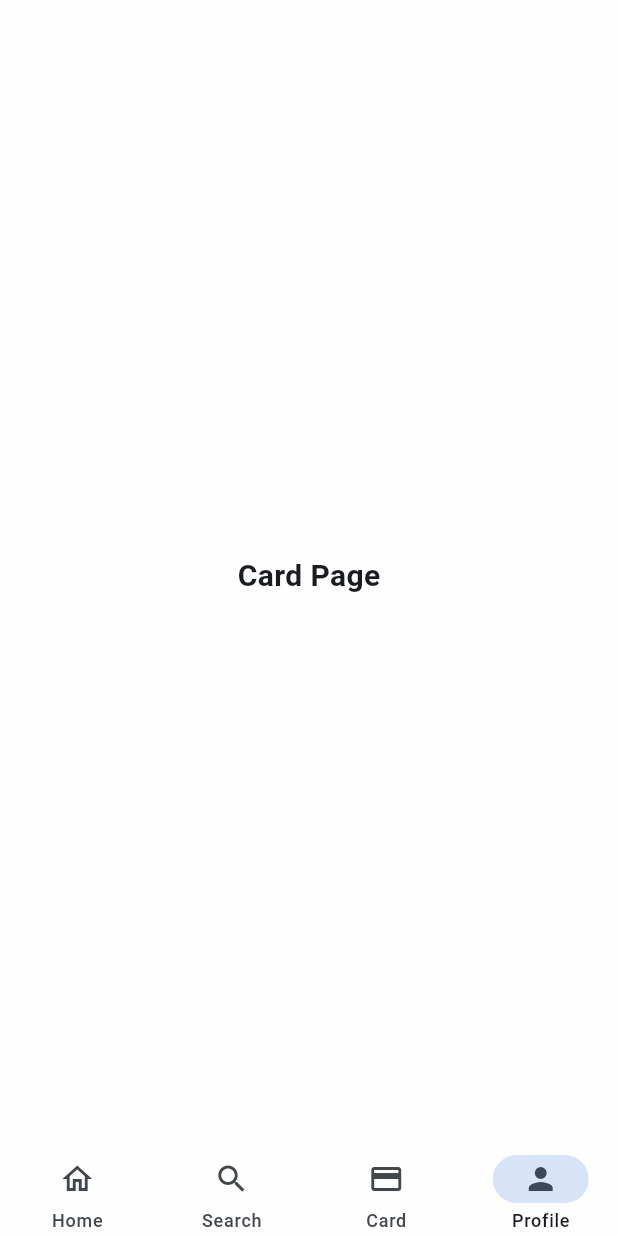
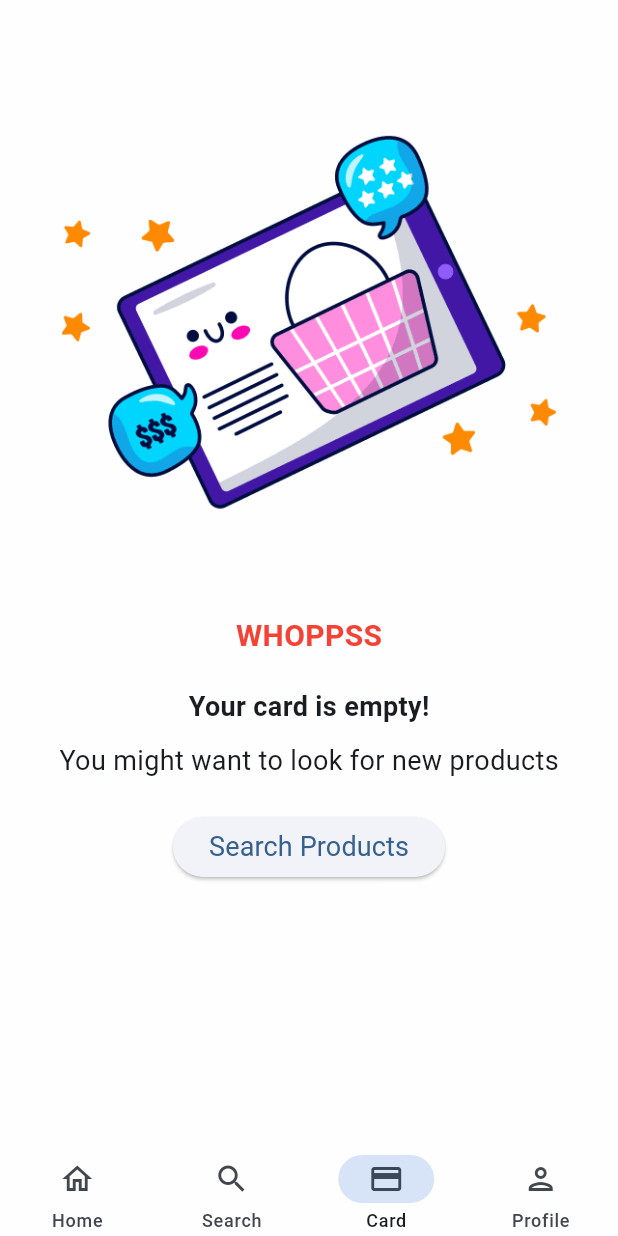
Before and after one commit to emreermenek/ecommerceapp, a Flutter app: the screen it shows after launch, swiped to page 3, on a phone screen of 412 x 824 dp. Run offline on Flutter 3.47's test engine with Material 3 defaults, Android fonts, the phone set to English and light mode, and no system bars; our stand-ins replace shared_preferences, shimmer.

Commit message:
empty card page widget created

```diff
--- a/lib/pages/card_page.dart
+++ b/lib/pages/card_page.dart
@@ -1,3 +1,6 @@
+import 'package:ecommerce_app_en/services/images_manager.dart';
+import 'package:ecommerce_app_en/widgets/empty_card_widget.dart';
+import 'package:ecommerce_app_en/widgets/subtitle_text.dart';
 import 'package:ecommerce_app_en/widgets/title_text.dart';
 import 'package:flutter/material.dart';
 
@@ -6,10 +9,13 @@ class CardPage extends StatelessWidget {
 
   @override
   Widget build(BuildContext context) {
-    return const Scaffold(
-      body: Center(
-        child: TitleTextWidget(label: "Card Page"),
-      ),
-    );
+    return Scaffold(
+        body: EmptyCardWidget(
+            image: ImagesManager.shoppingBasket,
+            title: "WHOPPSS",
+            subtitle1: "Your card is empty!",
+            subtitle2: "You might want to look for new products",
+            buttonText: "Search Products",
+            func: () {}));
   }
 }
--- a/lib/root_page.dart
+++ b/lib/root_page.dart
@@ -12,7 +12,7 @@ class RootPage extends StatefulWidget {
 }
 
 class _RootPageState extends State<RootPage> {
-  int currentPage = 3;
+  int currentPage = 2;
   late List<Widget> pages;
   late PageController controller;
   @override
--- /dev/null
+++ b/lib/widgets/empty_card_widget.dart
@@ -0,0 +1,64 @@
+import 'package:ecommerce_app_en/widgets/subtitle_text.dart';
+import 'package:ecommerce_app_en/widgets/title_text.dart';
+import 'package:flutter/material.dart';
+
+import '../services/images_manager.dart';
+
+class EmptyCardWidget extends StatelessWidget {
+  const EmptyCardWidget(
+      {super.key,
+      required this.image,
+      required this.title,
+      required this.subtitle1,
+      required this.subtitle2,
+      required this.buttonText,
+      required this.func});
+
+  final String image, title, subtitle1, subtitle2, buttonText;
+  final Function func;
+  @override
+  Widget build(BuildContext context) {
+    final size = MediaQuery.of(context).size;
+    return SingleChildScrollView(
+      padding: const EdgeInsets.symmetric(horizontal: 10, vertical: 50),
+      physics: const BouncingScrollPhysics(),
+      child: Column(
+        children: [
+          Image.asset(
+            image,
+            width: double.infinity,
+            height: size.height * 0.4,
+          ),
+          const SizedBox(
+            height: 30,
+          ),
+          TitleTextWidget(
+            label: title,
+            color: Colors.red,
+          ),
+          const SizedBox(
+            height: 20,
+          ),
+          SubtitleTextWidget(
+            label: subtitle1,
+            fontWeight: FontWeight.w600,
+          ),
+          const SizedBox(
+            height: 10,
+          ),
+          SubtitleTextWidget(
+            label: subtitle2,
+          ),
+          const SizedBox(
+            height: 20,
+          ),
+          ElevatedButton(
+              onPressed: () {
+                func();
+              },
+              child: SubtitleTextWidget(label: buttonText))
+        ],
+      ),
+    );
+  }
+}
--- a/lib/widgets/title_text.dart
+++ b/lib/widgets/title_text.dart
@@ -20,7 +20,7 @@ class TitleTextWidget extends StatelessWidget {
       style: TextStyle(
           fontSize: fontSize,
           fontWeight: FontWeight.bold,
-          color: null,
+          color: color,
           overflow: TextOverflow.ellipsis),
     );
   }
```
